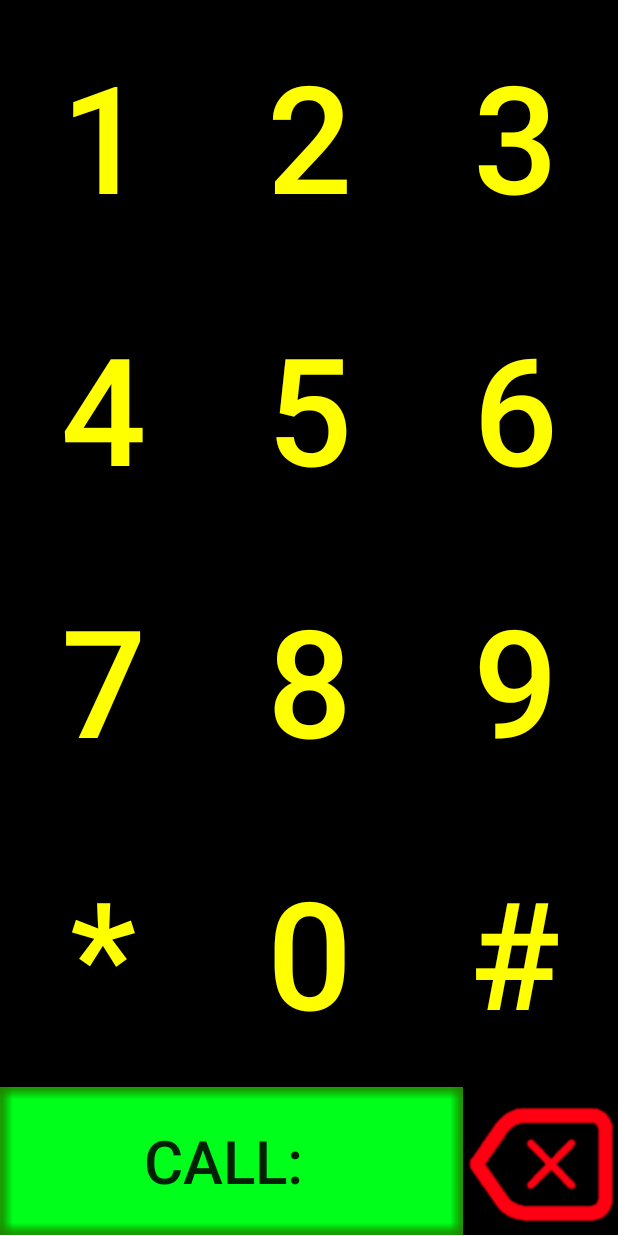
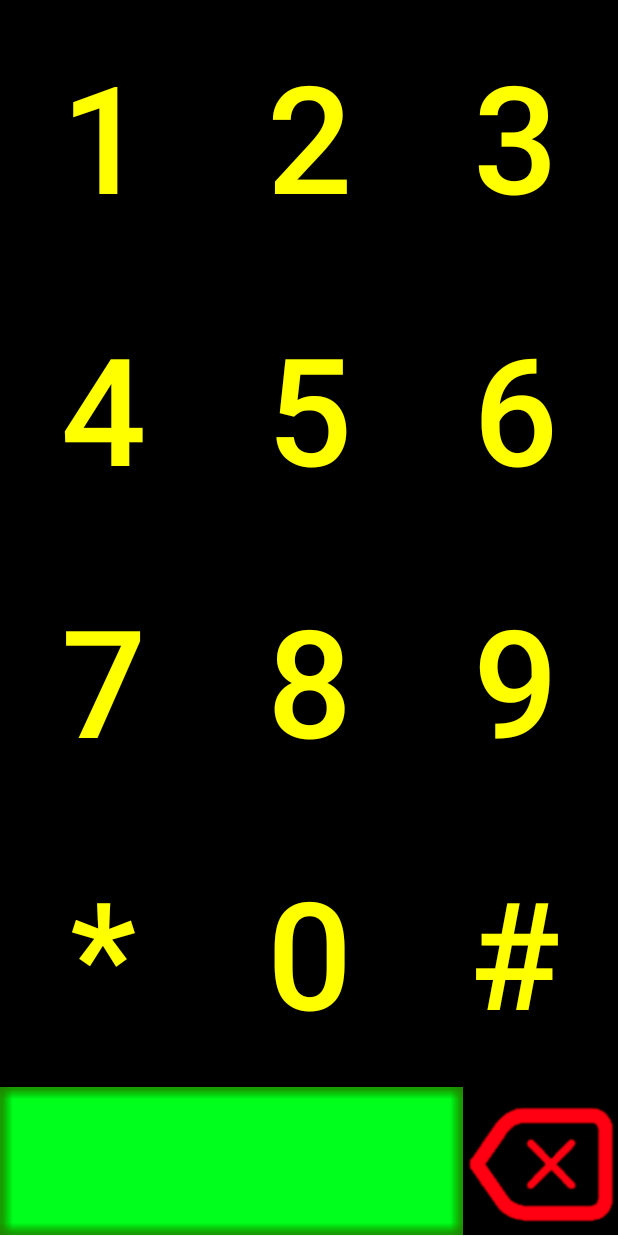
Before and after one commit to Ralem-Productions/EZChat, an Android app: the screen it shows after launch (MainActivity), on a phone screen of 412 x 824 dp. Run offline under Robolectric (Android 15) with nearby library versions, the phone set to English and light mode, and no system bars.

Commit message:
fixed call bug in UpdateCallText

```diff
--- a/app/src/main/java/com/example/ralemproductions/ezchat/MainActivity.java
+++ b/app/src/main/java/com/example/ralemproductions/ezchat/MainActivity.java
@@ -14,7 +14,7 @@ import android.widget.TextView;
 
 public class MainActivity extends Activity {
 
-    private String currentNumber= "";
+    private String currentNumber = "";
     private TextView callText;
 
     @Override
@@ -22,7 +22,7 @@ public class MainActivity extends Activity {
         super.onCreate(savedInstanceState);
         setContentView(R.layout.activity_main);
 
-        callText = (TextView)findViewById(R.id.call);
+        callText = (TextView) findViewById(R.id.call);
         UpdateCallText();
     }
 
@@ -31,14 +31,23 @@ public class MainActivity extends Activity {
         UpdateCallText();
     }
 
-    public void BackSpace(){
-        if(currentNumber.length() <= 0){return;}
+    public void BackSpace() {
+        if (currentNumber.length() <= 0) {
+            return;
+        }
         currentNumber = currentNumber.substring(0, currentNumber.length() - 1);
         UpdateCallText();
     }
-    public void UpdateCallText(){
-        callText.setText("CALL: " + currentNumber);
+
+    public void UpdateCallText() {
+
+        if (currentNumber.length() <= 5)
+            callText.setText("CALL: " + currentNumber);
+        if(currentNumber.length()<=5)
+            callText.setText(currentNumber);
     }
+
+
 
     public void Call(){
         try{
```
